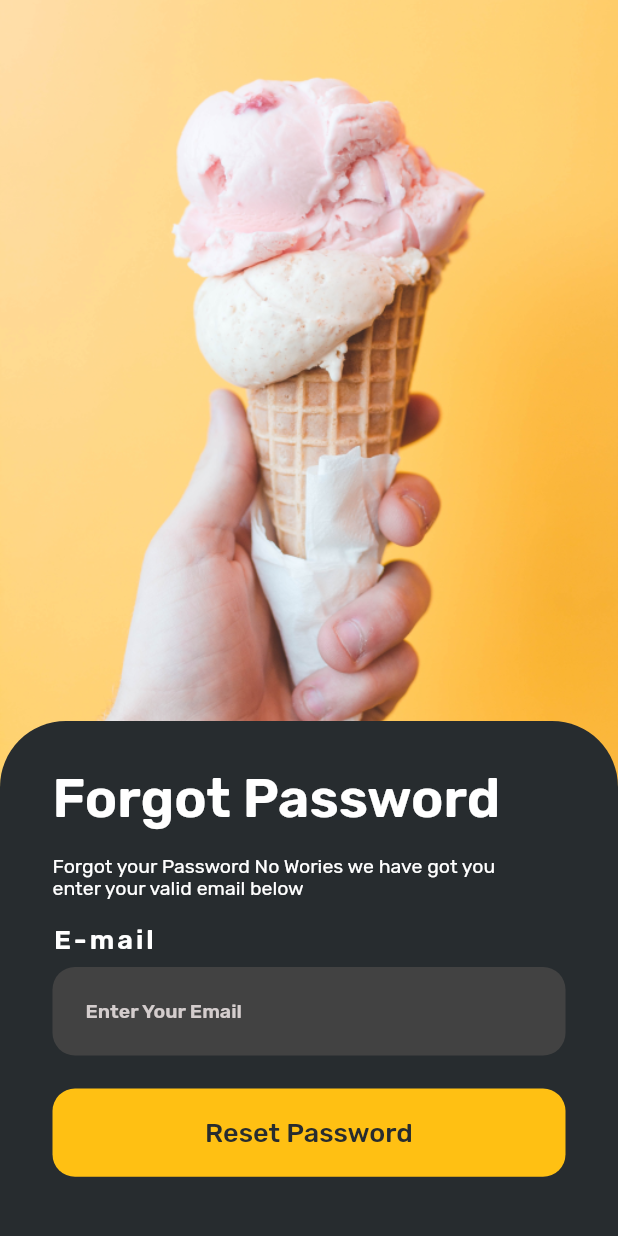
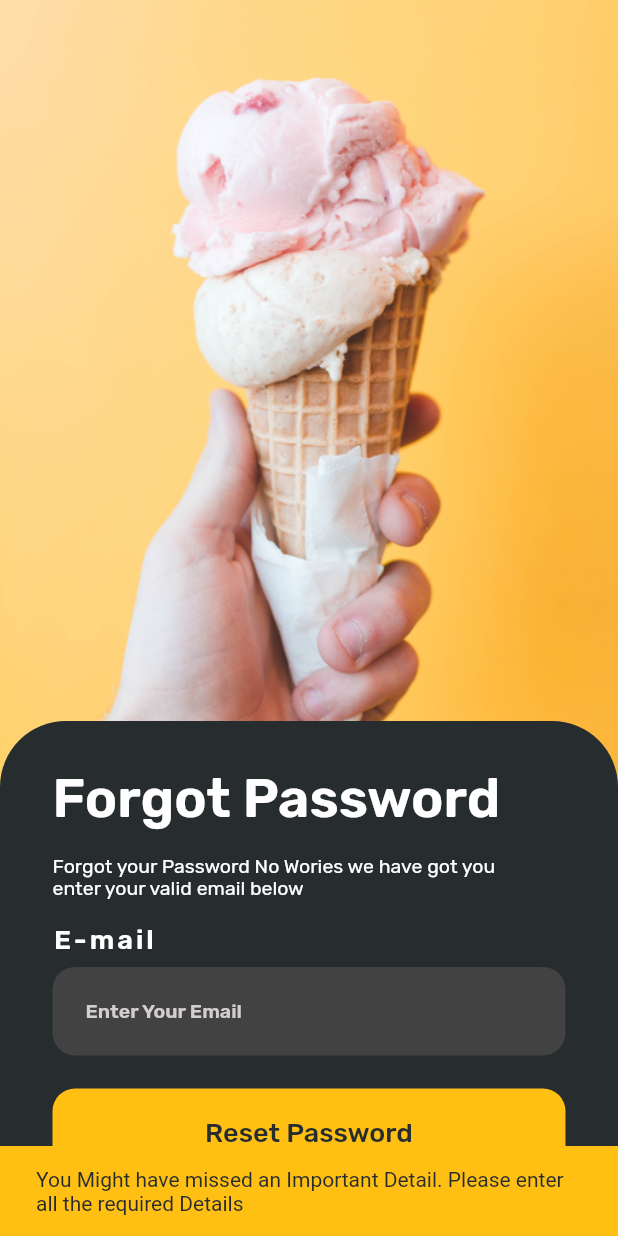
Before and after one commit to sairajramesh502/IndianZaikaVendorFlutter, a Flutter app: the ForgotPassword screen opened by its route, after a tap on "Reset Password", on a phone screen of 412 x 824 dp. Run offline on Flutter 3.47's test engine with Material 2 defaults, Android fonts, the phone set to English and light mode, and no system bars; our stand-ins replace animate_do, carousel_slider, cloud_firestore, email_validator, firebase_auth, firebase_core and 7 more; missing offline and left inert: geocoder; accounts and stored records are empty.

Commit message:
As of 28-11-2021

```diff
--- a/lib/screens/forgot_password.dart
+++ b/lib/screens/forgot_password.dart
@@ -1,9 +1,13 @@
 // ignore_for_file: non_constant_identifier_names
 
+import 'package:email_validator/email_validator.dart';
 import 'package:flutter/material.dart';
 import 'package:animate_do/animate_do.dart';
 import 'package:indian_zaika_vendor/constants/constants.dart';
+import 'package:indian_zaika_vendor/providers/auth_provider.dart';
+import 'package:indian_zaika_vendor/screens/login_screen.dart';
 import 'package:indian_zaika_vendor/widgets/button.dart';
+import 'package:provider/provider.dart';
 
 class ForgotPassword extends StatefulWidget {
   static const String id = 'forgotPassword-screen';
@@ -17,6 +21,15 @@ class _ForgotPasswordState extends State<ForgotPassword> {
   final _EmailController = TextEditingController();
   @override
   Widget build(BuildContext context) {
+    //Scaffold Message
+    void scaffoldMessage(String message) {
+      ScaffoldMessenger.of(context).showSnackBar(SnackBar(
+        backgroundColor: kAccentColor,
+        content: Text(message, style: const TextStyle(color: kPrimaryColor)),
+      ));
+    }
+
+    final _forgotPasswordProvider = Provider.of<AuthenticationHelper>(context);
     double screenWidth = MediaQuery.of(context).size.width;
     double screenHeight = MediaQuery.of(context).size.height;
     return Scaffold(
@@ -138,7 +151,31 @@ class _ForgotPasswordState extends State<ForgotPassword> {
                     FadeInUp(
                       duration: const Duration(milliseconds: 650),
                       child: ButtonGlobal(
-                          onPressed: () {}, buttonText: 'Reset Password'),
+                          onPressed: () {
+                            if (_EmailController.text == '') {
+                              scaffoldMessage(
+                                  'You Might have missed an Important Detail. Please enter all the required Details');
+                            } else if (EmailValidator.validate(
+                                    _EmailController.text) ==
+                                false) {
+                              scaffoldMessage(
+                                  'Oh No! The Email is badly Formatted Enter a Valid Email');
+                            } else {
+                              _forgotPasswordProvider
+                                  .resetPassword(email: _EmailController.text)
+                                  .then((result) {
+                                if (result == null) {
+                                  scaffoldMessage(
+                                      'We have sent you a Email in your Entered Email id to reset your Password. Kindly Check.');
+                                  Navigator.pushReplacementNamed(
+                                      context, LoginScreen.id);
+                                } else {
+                                  scaffoldMessage(result);
+                                }
+                              });
+                            }
+                          },
+                          buttonText: 'Reset Password'),
                     ),
                   ],
                 ),
--- a/lib/screens/home_screen.dart
+++ b/lib/screens/home_screen.dart
@@ -27,7 +27,7 @@ class _HomeScreenState extends State<HomeScreen> {
               }
             });
           },
-          child: Center(child: Text('HomeScreen2', style: kHintText))),
+          child: Center(child: Text('HomeScreen', style: kHintText))),
     );
   }
 }
--- a/lib/screens/login_screen.dart
+++ b/lib/screens/login_screen.dart
@@ -6,6 +6,7 @@ import 'package:email_validator/email_validator.dart';
 import 'package:indian_zaika_vendor/constants/constants.dart';
 import 'package:indian_zaika_vendor/providers/auth_provider.dart';
 import 'package:indian_zaika_vendor/screens/forgot_password.dart';
+import 'package:indian_zaika_vendor/screens/home_screen.dart';
 import 'package:indian_zaika_vendor/screens/registration_screen.dart';
 import 'package:indian_zaika_vendor/widgets/already_button.dart';
 import 'package:indian_zaika_vendor/widgets/button.dart';
@@ -312,8 +313,8 @@ class _LoginScreenState extends State<LoginScreen> {
                                     password: _PasswordController.text)
                                 .then((result) {
                               if (result == null) {
-                                // Navigator.pushReplacementNamed(
-                                //     context, SelectLocation.id);
+                                Navigator.pushReplacementNamed(
+                                    context, HomeScreen.id);
                                 scaffoldMessage('Done');
                                 setState(() {
                                   _loginAuth.isAuthLoading = false;
```
Also changed, not shown: lib/providers/auth_provider.dart (+10 -0 lines).
